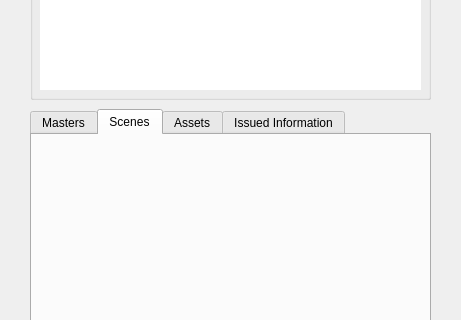
Above: po/main.ui from najar1412/po before the change; both pictures show x 0 to 461 and y 200 to 520 of the 461 by 671 pixel window. Below: the same form after it.
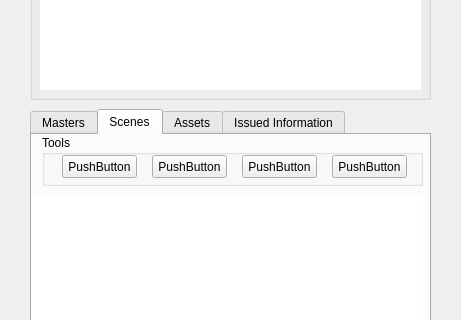
That is the form after the change. The open tabs and pages were chosen to show the change.

Diff of the .ui file:
```diff
--- a/po/main.ui
+++ b/po/main.ui
@@ -100,6 +100,84 @@
      <attribute name="title">
       <string>Scenes</string>
      </attribute>
+     <widget class="QGroupBox" name="scenes_tools">
+      <property name="geometry">
+       <rect>
+        <x>10</x>
+        <y>0</y>
+        <width>381</width>
+        <height>51</height>
+       </rect>
+      </property>
+      <property name="title">
+       <string>Tools</string>
+      </property>
+      <widget class="QPushButton" name="pushButton_9">
+       <property name="geometry">
+        <rect>
+         <x>20</x>
+         <y>20</y>
+         <width>75</width>
+         <height>23</height>
+        </rect>
+       </property>
+       <property name="text">
+        <string>PushButton</string>
+       </property>
+      </widget>
+      <widget class="QPushButton" name="pushButton_10">
+       <property name="geometry">
+        <rect>
+         <x>110</x>
+         <y>20</y>
+         <width>75</width>
+         <height>23</height>
+        </rect>
+       </property>
+       <property name="text">
+        <string>PushButton</string>
+       </property>
+      </widget>
+      <widget class="QPushButton" name="pushButton_11">
+       <property name="geometry">
+        <rect>
+         <x>200</x>
+         <y>20</y>
+         <width>75</width>
+         <height>23</height>
+        </rect>
+       </property>
+       <property name="text">
+        <string>PushButton</string>
+       </property>
+      </widget>
+      <widget class="QPushButton" name="pushButton_12">
+       <property name="geometry">
+        <rect>
+         <x>290</x>
+         <y>20</y>
+         <width>75</width>
+         <height>23</height>
+        </rect>
+       </property>
+       <property name="text">
+        <string>PushButton</string>
+       </property>
+      </widget>
+     </widget>
+     <widget class="QListWidget" name="scene_files">
+      <property name="geometry">
+       <rect>
+        <x>0</x>
+        <y>61</y>
+        <width>391</width>
+        <height>181</height>
+       </rect>
+      </property>
+      <property name="frameShape">
+       <enum>QFrame::NoFrame</enum>
+      </property>
+     </widget>
     </widget>
     <widget class="QWidget" name="asset_tab">
      <attribute name="title">
```
Left out of the diff: 15 changed lines with no effect on the pictures.
